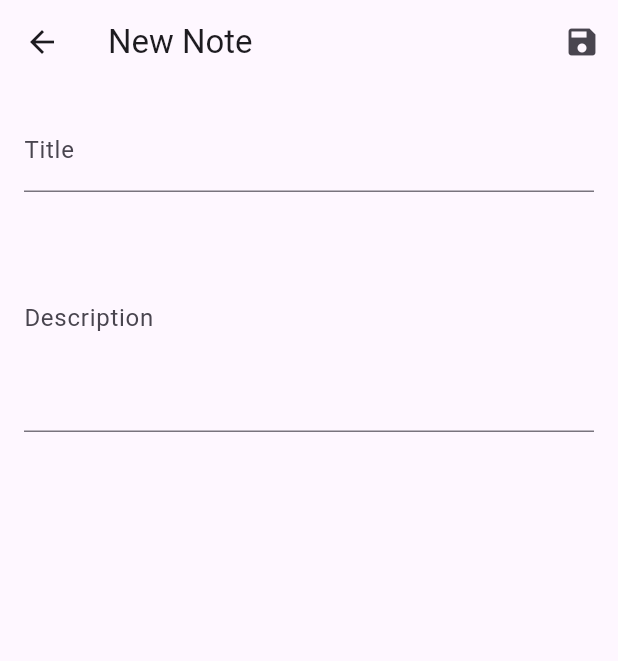
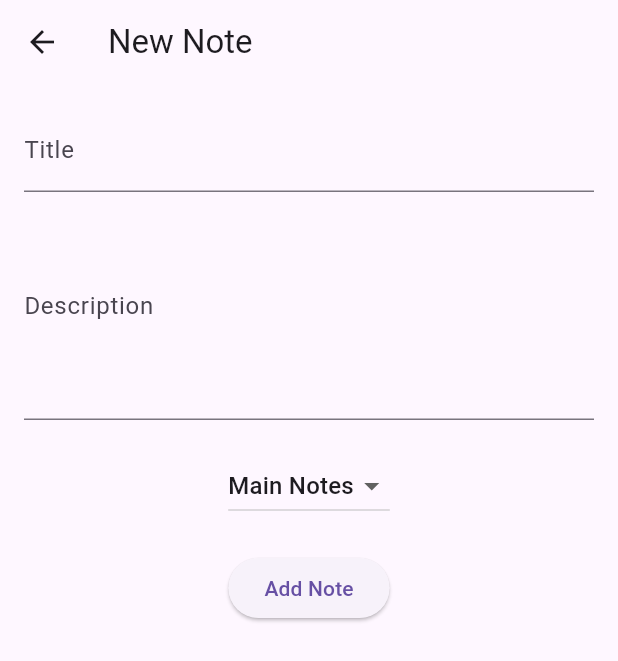
Before and after one commit to SalmaMourad/NoteApp, a Flutter app: the NoteDetailScreen screen opened directly, on a phone screen of 412 x 824 dp. Shown: the top 661 px of the screen. Run offline on Flutter 3.47's test engine with Material 3 defaults, Android fonts, the phone set to English and light mode, and no system bars; our stand-ins replace shared_preferences; accounts and stored records are empty.

Commit message:
moving notes to folders

```diff
--- a/simple_notes_app/lib/screens/note_detail_screen.dart
+++ b/simple_notes_app/lib/screens/note_detail_screen.dart
@@ -1,11 +1,12 @@
 
 import 'package:flutter/material.dart';
 import 'package:provider/provider.dart';
+import '../providers/notes_provider.dart';
 import '../models/note.dart';
-import '../providers/notes_provider.dart';
+
 class NoteDetailScreen extends StatefulWidget {
   final Note? note;
-  final String? folder; // Folder passed from previous screen
+  final String? folder;
 
   NoteDetailScreen({this.note, this.folder});
 
@@ -16,73 +17,44 @@ class NoteDetailScreen extends StatefulWidget {
 class _NoteDetailScreenState extends State<NoteDetailScreen> {
   final _titleController = TextEditingController();
   final _descriptionController = TextEditingController();
+  String? _selectedFolder;
 
   @override
   void initState() {
     super.initState();
+    _selectedFolder = widget.folder ?? widget.note?.folder;
     if (widget.note != null) {
       _titleController.text = widget.note!.title;
       _descriptionController.text = widget.note!.description;
     }
   }
 
-  // void _saveNote() {
-  //   final title = _titleController.text;
-  //   final description = _descriptionController.text;
-
-  //   if (title.isEmpty || description.isEmpty) return;
-
-  //   final folder = widget.folder;
-
-  //   if (widget.note != null) {
-  //     Provider.of<NotesProvider>(context, listen: false).updateNote(
-  //       widget.note!.id,
-  //       title,
-  //       description,
-  //       folder,
-  //     );
-  //   } else {
-  //     final newNote = Note(
-  //       id: DateTime.now().toString(),
-  //       title: title,
-  //       description: description,
-  //       folder: folder,
-  //     );
-  //     Provider.of<NotesProvider>(context, listen: false).addNote(newNote);
-  //   }
-  //   Navigator.of(context).pop();
-  // }
   void _saveNote() {
     final title = _titleController.text;
     final description = _descriptionController.text;
 
     if (title.isEmpty || description.isEmpty) return;
 
-  // Check if there’s a folder assigned to the note or to the screen itself
-  final folder = widget.folder ?? widget.note?.folder;
-
     if (widget.note != null) {
-    // Update the existing note, preserving its folder
+      // Update existing note with the selected folder
       Provider.of<NotesProvider>(context, listen: false).updateNote(
         widget.note!.id,
         title,
         description,
-      folder, // Pass the folder field to keep it consistent
+        _selectedFolder, // Use the selected folder
       );
     } else {
-    // Create a new note with the specified folder
+      // Create a new note with the selected folder
       final newNote = Note(
         id: DateTime.now().toString(),
         title: title,
         description: description,
-      folder: folder, // Assign the folder to the new note
+        folder: _selectedFolder, // Assign the selected folder
       );
       Provider.of<NotesProvider>(context, listen: false).addNote(newNote);
     }
     Navigator.of(context).pop();
   }
-
-
 
   void _deleteNote() {
     if (widget.note != null) {
@@ -94,20 +66,11 @@ class _NoteDetailScreenState extends State<NoteDetailScreen> {
 
   @override
   Widget build(BuildContext context) {
+    final folders = Provider.of<NotesProvider>(context).folders;
+
     return Scaffold(
       appBar: AppBar(
-        title: Text(widget.note != null ? 'Edit Note' : 'New Note'),
-        actions: [
-          if (widget.note != null)
-            IconButton(
-              icon: Icon(Icons.delete),
-              onPressed: _deleteNote,
-            ),
-          IconButton(
-            icon: Icon(Icons.save),
-            onPressed: _saveNote,
-          ),
-        ],
+        title: Text(widget.note == null ? 'New Note' : 'Edit Note'),
       ),
       body: Padding(
         padding: const EdgeInsets.all(16.0),
@@ -117,11 +80,34 @@ class _NoteDetailScreenState extends State<NoteDetailScreen> {
               controller: _titleController,
               decoration: InputDecoration(labelText: 'Title'),
             ),
-            SizedBox(height: 8),
             TextField(
               controller: _descriptionController,
               decoration: InputDecoration(labelText: 'Description'),
               maxLines: 5,
+            ),
+            SizedBox(height: 20),
+            DropdownButton<String?>(
+              value: _selectedFolder,
+              onChanged: (String? newFolder) {
+                setState(() {
+                  _selectedFolder = newFolder;
+                });
+              },
+              items: [
+                DropdownMenuItem<String?>(
+                  value: null,
+                  child: Text('Main Notes'),
+                ),
+                ...folders.map((folder) => DropdownMenuItem<String?>(
+                      value: folder,
+                      child: Text(folder),
+                    )),
+              ],
+            ),
+            SizedBox(height: 20),
+            ElevatedButton(
+              onPressed: _saveNote,
+              child: Text(widget.note == null ? 'Add Note' : 'Save Changes'),
             ),
           ],
         ),
@@ -129,3 +115,134 @@ class _NoteDetailScreenState extends State<NoteDetailScreen> {
     );
   }
 }
+
+// import 'package:flutter/material.dart';
+// import 'package:provider/provider.dart';
+// import '../models/note.dart';
+// import '../providers/notes_provider.dart';
+// class NoteDetailScreen extends StatefulWidget {
+//   final Note? note;
+//   final String? folder; // Folder passed from previous screen
+
+//   NoteDetailScreen({this.note, this.folder});
+
+//   @override
+//   _NoteDetailScreenState createState() => _NoteDetailScreenState();
+// }
+
+// class _NoteDetailScreenState extends State<NoteDetailScreen> {
+//   final _titleController = TextEditingController();
+//   final _descriptionController = TextEditingController();
+
+//   @override
+//   void initState() {
+//     super.initState();
+//     if (widget.note != null) {
+//       _titleController.text = widget.note!.title;
+//       _descriptionController.text = widget.note!.description;
+//     }
+//   }
+
+//   // void _saveNote() {
+//   //   final title = _titleController.text;
+//   //   final description = _descriptionController.text;
+
+//   //   if (title.isEmpty || description.isEmpty) return;
+
+//   //   final folder = widget.folder;
+
+//   //   if (widget.note != null) {
+//   //     Provider.of<NotesProvider>(context, listen: false).updateNote(
+//   //       widget.note!.id,
+//   //       title,
+//   //       description,
+//   //       folder,
+//   //     );
+//   //   } else {
+//   //     final newNote = Note(
+//   //       id: DateTime.now().toString(),
+//   //       title: title,
+//   //       description: description,
+//   //       folder: folder,
+//   //     );
+//   //     Provider.of<NotesProvider>(context, listen: false).addNote(newNote);
+//   //   }
+//   //   Navigator.of(context).pop();
+//   // }
+//   void _saveNote() {
+//   final title = _titleController.text;
+//   final description = _descriptionController.text;
+
+//   if (title.isEmpty || description.isEmpty) return;
+
+//   // Check if there’s a folder assigned to the note or to the screen itself
+//   final folder = widget.folder ?? widget.note?.folder;
+
+//   if (widget.note != null) {
+//     // Update the existing note, preserving its folder
+//     Provider.of<NotesProvider>(context, listen: false).updateNote(
+//       widget.note!.id,
+//       title,
+//       description,
+//       folder, // Pass the folder field to keep it consistent
+//     );
+//   } else {
+//     // Create a new note with the specified folder
+//     final newNote = Note(
+//       id: DateTime.now().toString(),
+//       title: title,
+//       description: description,
+//       folder: folder, // Assign the folder to the new note
+//     );
+//     Provider.of<NotesProvider>(context, listen: false).addNote(newNote);
+//   }
+//   Navigator.of(context).pop();
+// }
+
+
+
+//   void _deleteNote() {
+//     if (widget.note != null) {
+//       Provider.of<NotesProvider>(context, listen: false)
+//           .deleteNote(widget.note!.id);
+//       Navigator.of(context).pop();
+//     }
+//   }
+
+//   @override
+//   Widget build(BuildContext context) {
+//     return Scaffold(
+//       appBar: AppBar(
+//         title: Text(widget.note != null ? 'Edit Note' : 'New Note'),
+//         actions: [
+//           if (widget.note != null)
+//             IconButton(
+//               icon: Icon(Icons.delete),
+//               onPressed: _deleteNote,
+//             ),
+//           IconButton(
+//             icon: Icon(Icons.save),
+//             onPressed: _saveNote,
+//           ),
+//         ],
+//       ),
+//       body: Padding(
+//         padding: const EdgeInsets.all(16.0),
+//         child: Column(
+//           children: [
+//             TextField(
+//               controller: _titleController,
+//               decoration: InputDecoration(labelText: 'Title'),
+//             ),
+//             SizedBox(height: 8),
+//             TextField(
+//               controller: _descriptionController,
+//               decoration: InputDecoration(labelText: 'Description'),
+//               maxLines: 5,
+//             ),
+//           ],
+//         ),
+//       ),
+//     );
+//   }
+// }
```
Lines whose indentation alone changed are shown as unchanged.
